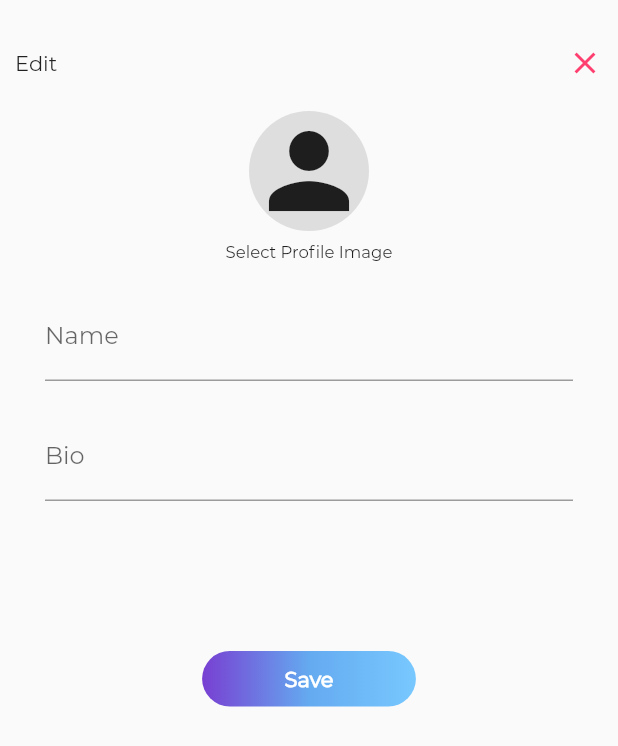
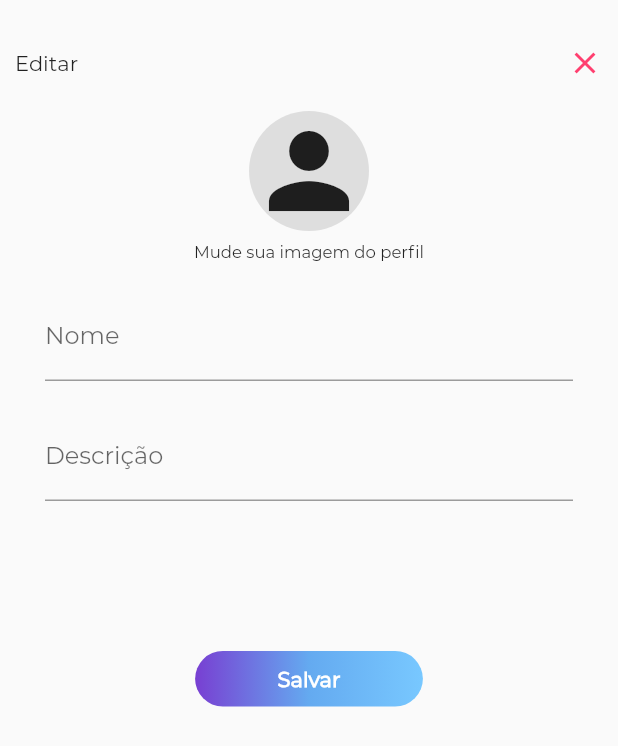
Before and after one commit to joaovitorbranq/FoodGram, a Flutter app: the ProfilePage screen opened directly, after a tap on "Editar Perfil", on a phone screen of 412 x 824 dp. Shown: the top 746 px of the screen. Run offline on Flutter 3.47's test engine with Material 2 defaults, Android fonts, the phone set to English and light mode, and no system bars; our stand-ins replace cloud_firestore, curved_navigation_bar, firebase_auth, firebase_storage, image_picker; missing offline and left inert: gradient_text; accounts and stored records are empty; network calls fail.

Commit message:
bugs consertados

```diff
--- a/lib/api/food_api.dart
+++ b/lib/api/food_api.dart
@@ -16,8 +16,15 @@ import 'package:provider/provider.dart';
 import 'package:uuid/uuid.dart';
 import 'package:path/path.dart' as path;
 
+dynamic transition(context) => showDialog(
+    context: context,
+    builder: (context) => Material(
+        type: MaterialType.transparency,
+        child: Center(child: CircularProgressIndicator())));
+
 //USER PART
 login(User user, AuthNotifier authNotifier, BuildContext context) async {
+  transition(context);
   AuthResult authResult = await FirebaseAuth.instance
       .signInWithEmailAndPassword(email: user.email, password: user.password)
       .catchError((error) => print(error));
@@ -40,6 +47,7 @@ login(User user, AuthNotifier authNotifier, BuildContext context) async {
 
 signUp(User user, AuthNotifier authNotifier, BuildContext context) async {
   bool userDataUploaded = false;
+  transition(context);
   AuthResult authResult = await FirebaseAuth.instance
       .createUserWithEmailAndPassword(
           email: user.email.trim(), password: user.password)
@@ -106,6 +114,7 @@ uploadFoodAndImages(Food food, File localFile, BuildContext context) async {
     print(fileExtension);
 
     var uuid = Uuid().v4();
+    transition(context);
 
     final StorageReference firebaseStorageRef =
         FirebaseStorage.instance.ref().child('images/$uuid$fileExtension');
--- a/lib/screens/add_post.dart
+++ b/lib/screens/add_post.dart
@@ -64,9 +64,11 @@ class _ImageCaptureState extends State<ImageCapture> {
                                 borderRadius: BorderRadius.circular(5),
                                 child: Container(
                                   width: MediaQuery.of(context).size.width - 20,
+                                  height:
+                                      MediaQuery.of(context).size.height - 500,
                                   child: Image.file(
                                     _imageFile,
-                                    fit: BoxFit.fitWidth,
+                                    fit: BoxFit.scaleDown,
                                   ),
                                 ),
                               ),
@@ -134,7 +136,7 @@ class _ImageCaptureState extends State<ImageCapture> {
                       _save();
                     },
                     child: CustomRaisedButton(
-                      buttonText: 'Post',
+                      buttonText: 'Postar',
                     ),
                   ),
                 ),
--- a/lib/screens/edit_profile_page.dart
+++ b/lib/screens/edit_profile_page.dart
@@ -1,5 +1,6 @@
 import 'dart:io';
 
+import 'package:foodlab/api/food_api.dart';
 import 'package:cloud_firestore/cloud_firestore.dart';
 import 'package:firebase_auth/firebase_auth.dart';
 import 'package:flutter/material.dart';
@@ -36,6 +37,12 @@ class _EditProfileState extends State<EditProfile> {
     });
   }
 
+  dynamic transition(context) => showDialog(
+      context: context,
+      builder: (context) => Material(
+          type: MaterialType.transparency,
+          child: Center(child: CircularProgressIndicator())));
+
   @override
   Widget build(BuildContext context) {
     AuthNotifier authNotifier =
@@ -50,7 +57,7 @@ class _EditProfileState extends State<EditProfile> {
               Row(
                 mainAxisAlignment: MainAxisAlignment.spaceBetween,
                 children: <Widget>[
-                  Text('Edit'),
+                  Text('Editar'),
                   GestureDetector(
                     onTap: () {
                       Navigator.pop(context);
@@ -99,7 +106,7 @@ class _EditProfileState extends State<EditProfile> {
                               height: 7,
                             ),
                             Text(
-                              'Select Profile Image',
+                              'Mude sua imagem do perfil',
                               style: TextStyle(fontSize: 11),
                             ),
                           ],
@@ -119,7 +126,7 @@ class _EditProfileState extends State<EditProfile> {
                     _user.displayName = value;
                   },
                   decoration: InputDecoration(
-                    labelText: 'Name',
+                    labelText: 'Nome',
                   ),
                 ),
               ),
@@ -137,7 +144,7 @@ class _EditProfileState extends State<EditProfile> {
                     _user.bio = value;
                   },
                   decoration: InputDecoration(
-                    labelText: 'Bio',
+                    labelText: 'Descrição',
                   ),
                 ),
               ),
@@ -145,8 +152,10 @@ class _EditProfileState extends State<EditProfile> {
                 height: 100,
               ),
               GestureDetector(
-                child: CustomRaisedButton(buttonText: 'Save'),
+                child: CustomRaisedButton(buttonText: 'Salvar'),
                 onTap: () async {
+                  transition(context);
+
                   await uploadProfilePic(_profileImageFile, _user);
 
                   _user.displayName = _editDisplayNameController.text;
--- a/lib/screens/home_page.dart
+++ b/lib/screens/home_page.dart
@@ -220,7 +220,7 @@ class _HomePageState extends State<HomePage> {
                                       onPressed: () {
                                         print('Like na Postagem');
                                       }),
-                                  (authNotifier.user.uid ==
+                                  (authNotifier?.user?.uid ==
                                           foodNotifier
                                               .foodList[index].userUuidOfPost)
                                       ? IconButton(
@@ -265,7 +265,7 @@ class _HomePageState extends State<HomePage> {
                                       : SizedBox(
                                           height: 0,
                                         ),
-                                  (authNotifier.user.uid ==
+                                  (authNotifier?.user?.uid ==
                                           foodNotifier
                                               .foodList[index].userUuidOfPost)
                                       ? IconButton(
--- a/lib/screens/profile_page.dart
+++ b/lib/screens/profile_page.dart
@@ -1,3 +1,4 @@
+import 'package:foodlab/screens/home_page.dart';
 import 'package:cloud_firestore/cloud_firestore.dart';
 import 'package:flutter/material.dart';
 import 'package:foodlab/api/food_api.dart';
@@ -35,12 +36,15 @@ class _ProfilePageState extends State<ProfilePage> {
   @override
   void didChangeDependencies() {
     AuthNotifier _authNotifier =
-        Provider.of<AuthNotifier>(context, listen: false);
-    if (uid != null) {
+        Provider.of<AuthNotifier>(context, listen: true);
+    if (uid == null) {
+      getUserDetails(_authNotifier);
       //transition(context);
+
+    } else
       getAnotherUserDetails(_authNotifier, uid);
-    } else
-      getUserDetails(_authNotifier);
+
+    super.didChangeDependencies();
   }
 
   @override
```
Also changed, not shown: pubspec.lock.
